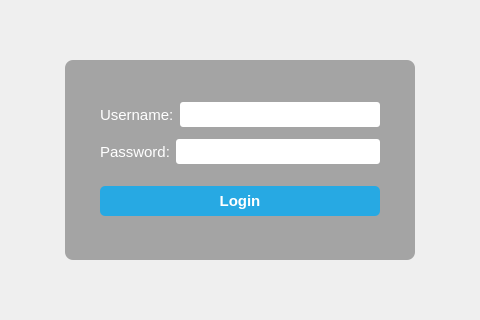
Above: mainwindow.ui from thenewcoder/school-administration-system before the change; both pictures show x 286 to 766 and y 213 to 533 of the 1052 by 751 pixel window. Below: the same form after it.
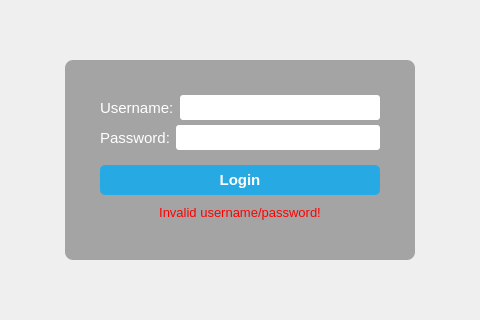
That is the form after the change. Icons and pictures are not drawn.

Commit message: Added a warning label when the user enters the wrong username / password combination.

What changed in the file:
```diff
--- a/mainwindow.ui
+++ b/mainwindow.ui
@@ -201,6 +201,24 @@
              </property>
             </widget>
            </item>
+           <item>
+            <widget class="QLabel" name="lblInvalidUserPass">
+             <property name="enabled">
+              <bool>true</bool>
+             </property>
+             <property name="font">
+              <font>
+               <pointsize>10</pointsize>
+              </font>
+             </property>
+             <property name="text">
+              <string>&lt;html&gt;&lt;head/&gt;&lt;body&gt;&lt;p&gt;&lt;span style=&quot; color:#ff0000;&quot;&gt;Invalid username/password!&lt;/span&gt;&lt;/p&gt;&lt;/body&gt;&lt;/html&gt;</string>
+             </property>
+             <property name="alignment">
+              <set>Qt::AlignCenter</set>
+             </property>
+            </widget>
+           </item>
           </layout>
          </widget>
         </item>
```
The commit also changes 1 other file.
